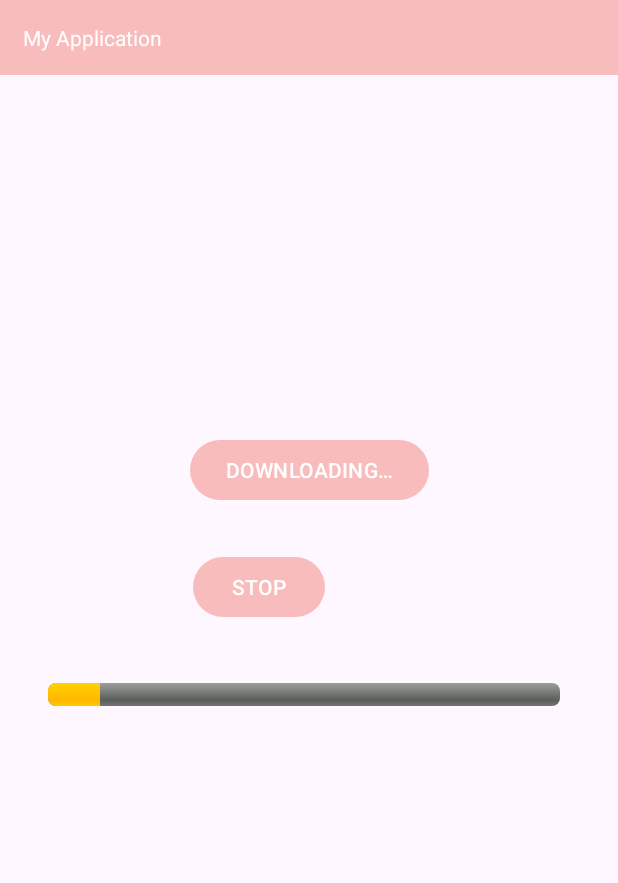
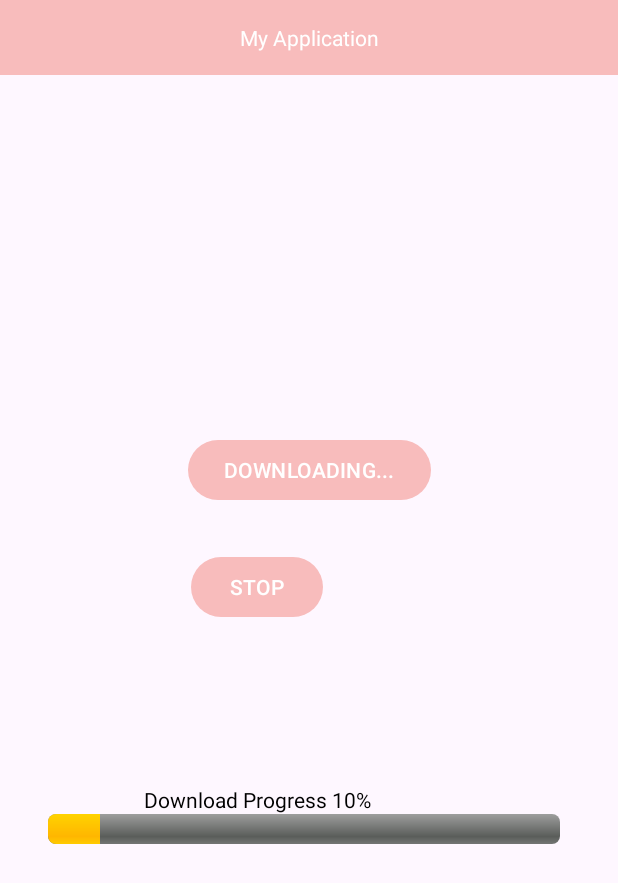
Before and after one commit to cs407uw/CS407-Lab04-Milestone1, an Android app: the screen it shows after launch (MainActivity), after a tap on "START", on a phone screen of 412 x 824 dp. Shown: the top 883 px of the screen. Run offline under Robolectric (Android 15) with nearby library versions, the phone set to English and light mode, and no system bars.

Commit message:
Gradescope Submission #2

```diff
--- a/app/src/main/java/com/cs407/lab4_milestone1/MainActivity.kt
+++ b/app/src/main/java/com/cs407/lab4_milestone1/MainActivity.kt
@@ -6,7 +6,6 @@ import android.view.View
 import android.widget.Button
 import android.widget.ProgressBar
 import android.widget.TextView
-import android.widget.Toast
 import androidx.activity.enableEdgeToEdge
 import androidx.appcompat.app.AppCompatActivity
 import androidx.core.view.ViewCompat
@@ -35,23 +34,31 @@ class MainActivity : AppCompatActivity() {
     private suspend fun mockFileDownloader() {
         val button = findViewById<Button>(R.id.start)
         val progBar = findViewById<ProgressBar>(R.id.progress_bar)
+        val progressText = findViewById<TextView>(R.id.progressText)
+
         withContext(Dispatchers.Main) {
             button.text = getString(R.string.download)
             progBar.visibility = View.VISIBLE
+            progressText.text = getString(R.string.progressText)
         }
         for (downloadProgress in 0 .. 100 step 10) {
             Log.d(TAG, "Download progress $downloadProgress%")
             progBar.progress = downloadProgress
+            withContext(Dispatchers.Main) {
+                progressText.text = getString(R.string.progressText).replace("{percentage}", downloadProgress.toString())
+                }
             delay(1000)
         }
         withContext(Dispatchers.Main) {
+            button.text = getString(R.string.start)
+            progressText.text = getString(R.string.completed)
             progBar.visibility = View.INVISIBLE
         }
     }
 
     fun startDownload(view: View) {
+        if (job?.isActive == true) return
         job = CoroutineScope(Dispatchers.Default).launch {
-            val progBar = findViewById<ProgressBar>(R.id.progress_bar)
             mockFileDownloader()
         }
     }
@@ -60,9 +67,11 @@ class MainActivity : AppCompatActivity() {
         job?.cancel()
 
         val startButton = findViewById<Button>(R.id.start)
+        val progressText = findViewById<TextView>(R.id.progressText)
         val progBar = findViewById<ProgressBar>(R.id.progress_bar)
 
         progBar.visibility = View.INVISIBLE
+        progressText.text =  getString(R.string.cancelled)
         startButton.text = getString(R.string.start)
     }
 
--- a/app/src/main/res/layout/activity_main.xml
+++ b/app/src/main/res/layout/activity_main.xml
@@ -19,8 +19,10 @@
         <TextView
             android:layout_width="match_parent"
             android:layout_height="match_parent"
+            android:gravity="center"
             android:padding="15sp"
             android:text="@string/application"
+            android:textAlignment="center"
             android:textColor="@color/white" />
 
     </LinearLayout>
@@ -46,8 +48,8 @@
         android:layout_marginStart="2dp"
         android:layout_marginTop="30dp"
         android:layout_weight="1"
+        android:onClick="stopDownload"
         android:text="@string/stop"
-        android:onClick="stopDownload"
         app:layout_constraintStart_toStartOf="@+id/start"
         app:layout_constraintTop_toBottomOf="@+id/start" />
 
@@ -55,12 +57,25 @@
         android:id="@+id/progress_bar"
         style="@android:style/Widget.ProgressBar.Horizontal"
         android:layout_width="341dp"
-        android:layout_height="15dp"
+        android:layout_height="0dp"
         android:layout_gravity="center"
         android:layout_marginStart="32dp"
         android:layout_marginTop="40dp"
+        android:layout_marginBottom="261dp"
         android:visibility="invisible"
+        app:layout_constraintBottom_toBottomOf="parent"
         app:layout_constraintStart_toStartOf="@+id/linearLayout"
-        app:layout_constraintTop_toBottomOf="@+id/stop" />
+        />
+
+    <TextView
+        android:id="@+id/progressText"
+        android:layout_width="wrap_content"
+        android:layout_height="wrap_content"
+        android:layout_marginStart="96dp"
+        android:textColor="@color/black"
+        android:textAlignment="center"
+        android:gravity="center"
+        app:layout_constraintBottom_toTopOf="@+id/progress_bar"
+        app:layout_constraintStart_toStartOf="@+id/linearLayout" />
 
 </androidx.constraintlayout.widget.ConstraintLayout>
--- a/app/src/main/res/values/strings.xml
+++ b/app/src/main/res/values/strings.xml
@@ -3,5 +3,9 @@
     <string name="start">START</string>
     <string name="stop">STOP</string>
     <string name="application">My Application</string>
-    <string name="download">DOWNLOADING…</string>
+    <string name="download">DOWNLOADING...</string>
+    <string name="logcat">Download Progress {percentage}%</string>
+    <string name="progressText">Download Progress {percentage}%</string>
+    <string name="cancelled">Download Cancelled</string>
+    <string name="completed">Download Complete</string>
 </resources>
```
